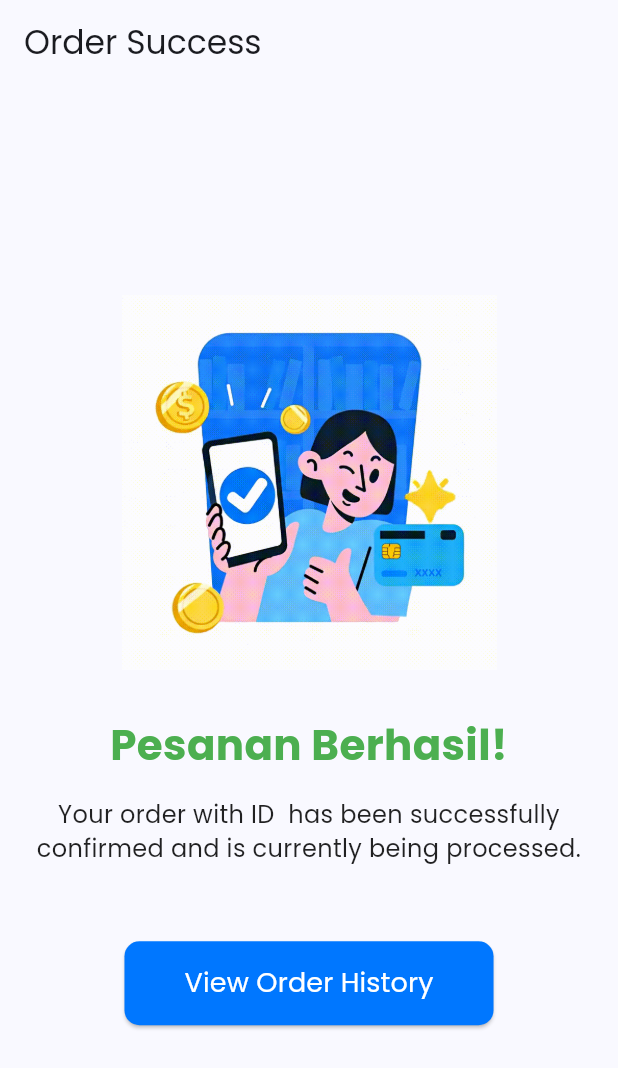
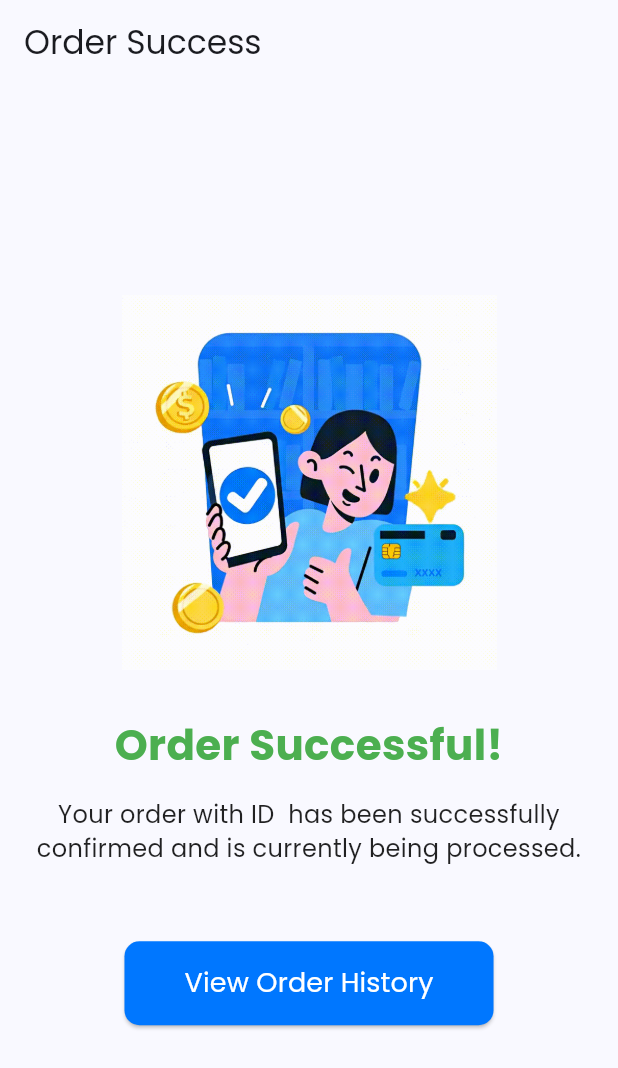
Before and after one commit to Darrell30/Food-Delivery-App, a Flutter app: the OrderSuccessScreen screen opened directly with empty values, on a phone screen of 412 x 824 dp. Shown: the top 1068 px of the screen. Run offline on Flutter 3.47's test engine with Material 3 defaults, Android fonts, the light colour scheme and no system bars; our stand-ins replace geocoding, geolocator, google_maps_flutter, image_picker, shared_preferences; accounts and stored records are empty.

Commit message:
Update order_success_screen.dart
merubah sedikit bahasa

```diff
--- a/lib/screens/order_success_screen.dart
+++ b/lib/screens/order_success_screen.dart
@@ -32,7 +32,7 @@ class OrderSuccessScreen extends StatelessWidget {
 
               const SizedBox(height: 30),
               const Text(
-                'Pesanan Berhasil!',
+                'Order Successful!',
                 style: TextStyle(
                   fontSize: 28,
                   fontWeight: FontWeight.bold,
```
